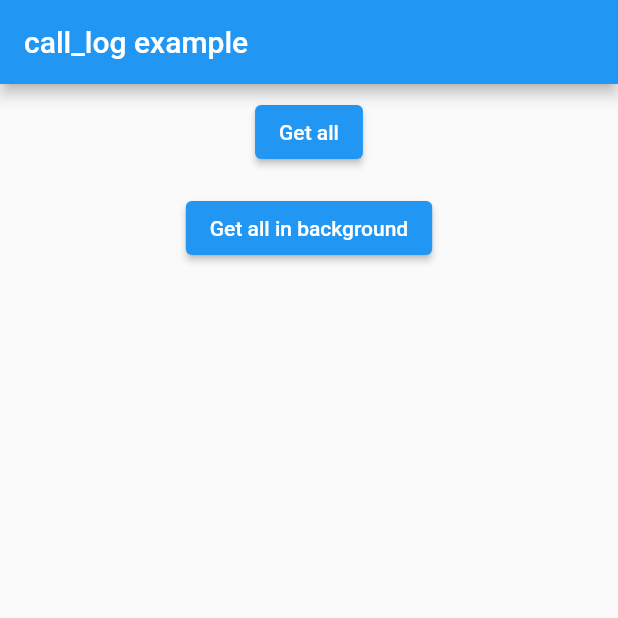
After one commit to jehad-abdallah/First_app, a Flutter app: the screen it shows after launch, scrolled down 217 dp, after a tap on "Call Logs", on a phone screen of 412 x 824 dp, the top half of it. The commit adds this screen. Run offline on Flutter 3.47's test engine with Material 2 defaults, Android fonts, the phone set to English and light mode, and no system bars; our stand-ins replace convex_bottom_bar, font_awesome_flutter, percent_indicator; missing offline and left inert: call_log, horizontal_data_table, workmanager.

Commit message:
First_app

```diff
--- /dev/null
+++ b/lib/screens/call_logs.dart
@@ -0,0 +1,123 @@
+import 'package:flutter/material.dart';
+import 'package:call_log/call_log.dart';
+import 'package:flutter/services.dart';
+import 'package:workmanager/workmanager.dart';
+
+void callbackDispatcher() {
+  Workmanager().executeTask((dynamic task, dynamic inputData) async {
+    print('Background Services are Working!');
+    try {
+      final Iterable<CallLogEntry> cLog = await CallLog.get();
+      print('Queried call log entries');
+      for (CallLogEntry entry in cLog) {
+        print('-------------------------------------');
+        print('F. NUMBER  : ${entry.formattedNumber}');
+        print('C.M. NUMBER: ${entry.cachedMatchedNumber}');
+        print('NUMBER     : ${entry.number}');
+        print('NAME       : ${entry.name}');
+        print('TYPE       : ${entry.callType}');
+        print(
+            'DATE       : ${DateTime.fromMillisecondsSinceEpoch(entry.timestamp!)}');
+        print('DURATION   : ${entry.duration}');
+        print('ACCOUNT ID : ${entry.phoneAccountId}');
+        print('ACCOUNT ID : ${entry.phoneAccountId}');
+        print('SIM NAME   : ${entry.simDisplayName}');
+        print('-------------------------------------');
+      }
+      return true;
+    } on PlatformException catch (e, s) {
+      print(e);
+      print(s);
+      return true;
+    }
+  });
+}
+
+void main() {
+  runApp(CallLogs());
+  Workmanager().initialize(callbackDispatcher, isInDebugMode: true);
+}
+
+/// example widget for call log plugin
+class CallLogs extends StatefulWidget {
+  @override
+  _CallLogsState createState() => _CallLogsState();
+}
+
+class _CallLogsState extends State<CallLogs> {
+  Iterable<CallLogEntry> _callLogEntries = <CallLogEntry>[];
+
+  @override
+  Widget build(BuildContext context) {
+    const TextStyle mono = TextStyle(fontFamily: 'monospace');
+    final List<Widget> children = <Widget>[];
+    for (CallLogEntry entry in _callLogEntries) {
+      children.add(
+        Column(
+          crossAxisAlignment: CrossAxisAlignment.start,
+          mainAxisAlignment: MainAxisAlignment.start,
+          children: <Widget>[
+            const Divider(),
+            Text('F. NUMBER  : ${entry.formattedNumber}', style: mono),
+            Text('C.M. NUMBER: ${entry.cachedMatchedNumber}', style: mono),
+            Text('NUMBER     : ${entry.number}', style: mono),
+            Text('NAME       : ${entry.name}', style: mono),
+            Text('TYPE       : ${entry.callType}', style: mono),
+            Text(
+                'DATE       : ${DateTime.fromMillisecondsSinceEpoch(entry.timestamp!)}',
+                style: mono),
+            Text('DURATION   : ${entry.duration}', style: mono),
+            Text('ACCOUNT ID : ${entry.phoneAccountId}', style: mono),
+            Text('SIM NAME   : ${entry.simDisplayName}', style: mono),
+          ],
+        ),
+      );
+    }
+
+    return MaterialApp(
+      home: Scaffold(
+        appBar: AppBar(title: const Text('call_log example')),
+        body: SingleChildScrollView(
+          child: Column(
+            children: <Widget>[
+              Center(
+                child: Padding(
+                  padding: const EdgeInsets.all(8.0),
+                  child: ElevatedButton(
+                    onPressed: () async {
+                      final Iterable<CallLogEntry> result =
+                          await CallLog.query();
+                      setState(() {
+                        _callLogEntries = result;
+                      });
+                    },
+                    child: const Text('Get all'),
+                  ),
+                ),
+              ),
+              Center(
+                child: Padding(
+                  padding: const EdgeInsets.all(8.0),
+                  child: ElevatedButton(
+                    onPressed: () {
+                      Workmanager().registerOneOffTask(
+                        DateTime.now().millisecondsSinceEpoch.toString(),
+                        'simpleTask',
+                        existingWorkPolicy: ExistingWorkPolicy.replace,
+                      );
+                    },
+                    child: const Text('Get all in background'),
+                  ),
+                ),
+              ),
+              Padding(
+                padding: const EdgeInsets.all(8.0),
+                child: Column(children: children),
+              ),
+            ],
+          ),
+        ),
+      ),
+    );
+  }
+}
--- a/lib/screens/dashboard_page.dart
+++ b/lib/screens/dashboard_page.dart
@@ -7,6 +7,7 @@ import '../components/card_info.dart';
 import '../components/bottom_bar.dart';
 import '../components/customer_card.dart';
 import 'package:abdo_omar_app/screens/sections.dart';
+import 'call_logs.dart';
 
 class DashboardPage extends StatefulWidget {
   const DashboardPage({Key? key}) : super(key: key);
@@ -128,14 +129,29 @@ class _DashboardPageState extends State<DashboardPage> {
                     ),
                   ),
                 ),
+                Row(
+                  mainAxisAlignment: MainAxisAlignment.spaceAround,
+                  children: [
                     ElevatedButton(
-                  child: const Text('Open route'),
+                      child: const Text('Next Page'),
                       onPressed: () {
                         Navigator.push(
                           context,
-                      MaterialPageRoute(builder: (context) => const Sections()),
+                          MaterialPageRoute(
+                              builder: (context) => const Sections()),
                         );
                       },
+                    ),
+                    ElevatedButton(
+                      child: const Text('Call Logs'),
+                      onPressed: () {
+                        Navigator.push(
+                          context,
+                          MaterialPageRoute(builder: (context) => CallLogs()),
+                        );
+                      },
+                    ),
+                  ],
                 ),
               ],
             ),
--- a/pubspec.yaml
+++ b/pubspec.yaml
@@ -15,6 +15,8 @@ dependencies:
   font_awesome_flutter: ^10.2.1
   convex_bottom_bar: ^3.1.0+1
   horizontal_data_table: ^4.1.3
+  call_log: ^4.0.0
+  workmanager: ^0.5.1
 
 dev_dependencies:
   flutter_test:
```
Also changed, not shown: pubspec.lock, 1 other file. Lines whose indentation alone changed are shown as unchanged.
